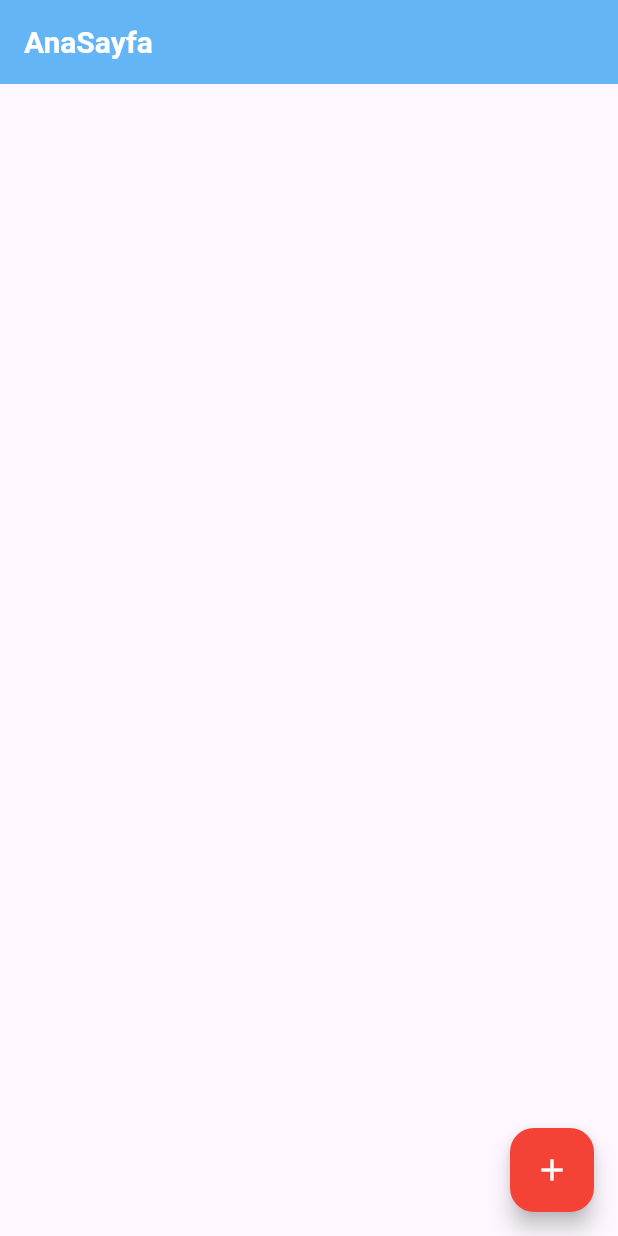
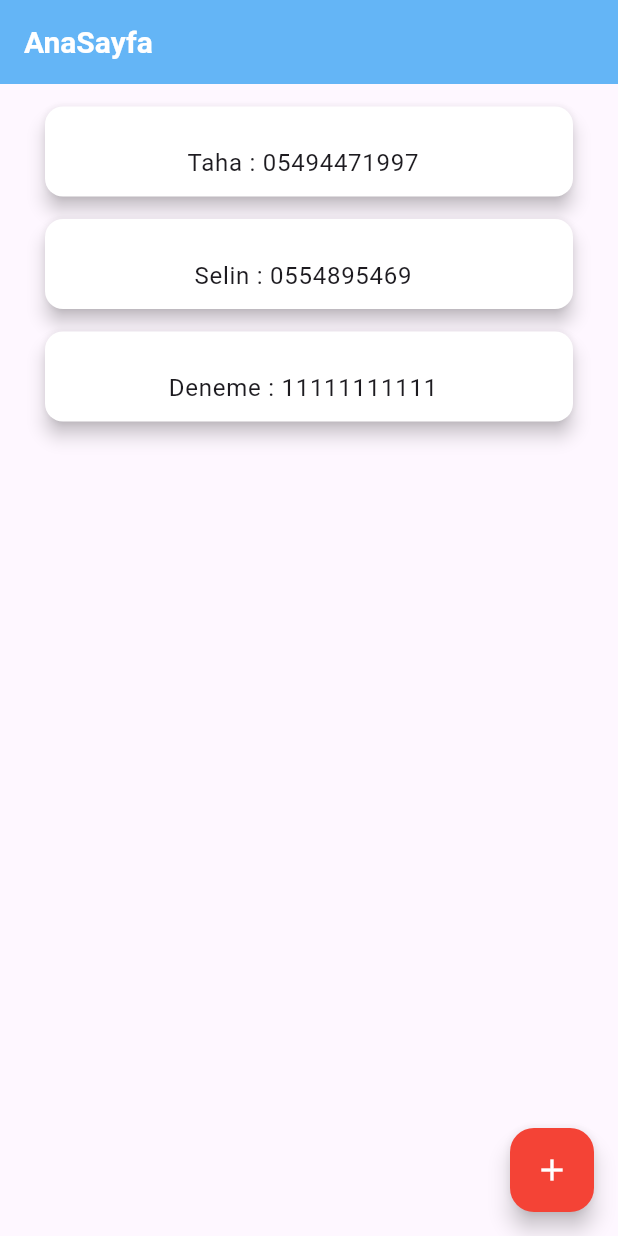
Before and after one commit to tahaturan/person_application, a Flutter app: the screen it shows after launch, after a tap on the "add" icon, on a phone screen of 412 x 824 dp. Run offline on Flutter 3.47's test engine with Material 2 defaults, Android fonts, the light colour scheme and no system bars; drawn by our look-alikes of flutter_slidable; our stand-ins replace awesome_dialog, top_snackbar_flutter.

Commit message:
paketler yuklendi ve anasayfa tasarlandi

```diff
--- a/lib/views/home_page.dart
+++ b/lib/views/home_page.dart
@@ -1,4 +1,10 @@
+import 'package:awesome_dialog/awesome_dialog.dart';
 import 'package:flutter/material.dart';
+import 'package:flutter_slidable/flutter_slidable.dart';
+import 'package:person_application/model/person.dart';
+import 'package:person_application/widgets/homepage_listview_builder.dart';
+import 'package:top_snackbar_flutter/custom_snack_bar.dart';
+import 'package:top_snackbar_flutter/top_snack_bar.dart';
 
 class HomePage extends StatefulWidget {
   const HomePage({Key? key}) : super(key: key);
@@ -8,13 +14,40 @@ class HomePage extends StatefulWidget {
 }
 
 class _HomePageState extends State<HomePage> {
+  bool search = false;
+  String searchWord = "";
+
+  Future<List<Person>> showAllPersons() async {
+    List<Person> personList = [];
+
+    var k1 = Person(1, "Taha", "05494471997");
+    var k2 = Person(2, "Selin", "0554895469");
+    var k3 = Person(3, "Deneme", "11111111111");
+
+    personList.add(k1);
+    personList.add(k2);
+    personList.add(k3);
+
+    return personList;
+  }
+
   @override
   Widget build(BuildContext context) {
     return Scaffold(
       appBar: AppBar(
         title: const Text('AnaSayfa'),
       ),
-      body: Container(),
+      body: FutureBuilder(
+        future: showAllPersons(),
+        builder: (BuildContext context, AsyncSnapshot snapshot) {
+          if (snapshot.hasData) {
+            List<Person> personList = snapshot.data;
+            return HomePageListViewBuilder(personList: personList);
+          } else {
+            return Container();
+          }
+        },
+      ),
       floatingActionButton: FloatingActionButton(
         onPressed: () {},
         backgroundColor: Colors.red,
--- /dev/null
+++ b/lib/widgets/homepage_listview_builder.dart
@@ -0,0 +1,108 @@
+import 'package:awesome_dialog/awesome_dialog.dart';
+import 'package:flutter/material.dart';
+import 'package:flutter_slidable/flutter_slidable.dart';
+import 'package:person_application/model/person.dart';
+import 'package:top_snackbar_flutter/custom_snack_bar.dart';
+import 'package:top_snackbar_flutter/top_snack_bar.dart';
+
+class HomePageListViewBuilder extends StatefulWidget {
+  const HomePageListViewBuilder({
+    Key? key,
+    required this.personList,
+  }) : super(key: key);
+
+  final List<Person> personList;
+
+  @override
+  State<HomePageListViewBuilder> createState() =>
+      _HomePageListViewBuilderState();
+}
+
+class _HomePageListViewBuilderState extends State<HomePageListViewBuilder> {
+  Future<void> deletePerson(int id) async {
+    debugPrint("$id kisi silindi");
+    setState(() {});
+  }
+
+  @override
+  Widget build(BuildContext bcontext) {
+    return ListView.builder(
+      itemCount: widget.personList.length,
+      itemBuilder: (BuildContext context, int index) {
+        var line = widget.personList[index];
+        return SizedBox(
+          height: 75,
+          child: Card(
+            margin: const EdgeInsets.only(left: 30, right: 30, top: 15),
+            color: Colors.white,
+            elevation: 5,
+            child: Slidable(
+              startActionPane: ActionPane(
+                motion: const ScrollMotion(),
+                children: [
+                  SlidableAction(
+                    onPressed: (context) {
+                      AwesomeDialog(
+                        context: bcontext,
+                        animType: AnimType.SCALE,
+                        dialogType: DialogType.ERROR,
+                        body: Text(
+                            "${line.name} Kisisini Silmek Istediginize Emin Misiniz?"),
+                        btnOkOnPress: () {
+                          deletePerson(line.id);
+                        },
+                        btnCancelOnPress: () {},
+                      ).show();
+                    },
+                    backgroundColor: const Color(0xFFFE4A49),
+                    foregroundColor: Colors.white,
+                    icon: Icons.delete_forever_sharp,
+                  ),
+                  SlidableAction(
+                    onPressed: (context) {},
+                    backgroundColor: const Color(0xFF21B7CA),
+                    foregroundColor: Colors.white,
+                    icon: Icons.update_outlined,
+                  ),
+                ],
+              ),
+              endActionPane: ActionPane(
+                motion: const ScrollMotion(),
+                children: [
+                  SlidableAction(
+                      // flex: 2,
+                      onPressed: (context) {
+                        showTopSnackBar(
+                          context,
+                          const CustomSnackBar.success(
+                              message: "Kopyalama Basarili"),
+                          animationDuration: const Duration(seconds: 3),
+                        );
+                      },
+                      backgroundColor: const Color(0xFF7BC043),
+                      foregroundColor: Colors.white,
+                      icon: Icons.copy),
+                  SlidableAction(
+                    onPressed: (context) {
+                      showTopSnackBar(
+                        context,
+                        const CustomSnackBar.info(
+                            message: "Indirme Islemi Yapiliyor..."),
+                      );
+                    },
+                    backgroundColor: const Color(0xFF0392CF),
+                    foregroundColor: Colors.white,
+                    icon: Icons.download,
+                  ),
+                ],
+              ),
+              child: ListTile(
+                title: Center(child: Text("${line.name} : ${line.phone}")),
+              ),
+            ),
+          ),
+        );
+      },
+    );
+  }
+}
--- a/pubspec.yaml
+++ b/pubspec.yaml
@@ -35,6 +35,8 @@ dependencies:
   # Use with the CupertinoIcons class for iOS style icons.
   cupertino_icons: ^1.0.2
   flutter_slidable: ^2.0.0
+  top_snackbar_flutter: ^2.1.1
+  awesome_dialog: ^2.2.1
 
 dev_dependencies:
   flutter_test:
```
Also changed, not shown: pubspec.lock.
